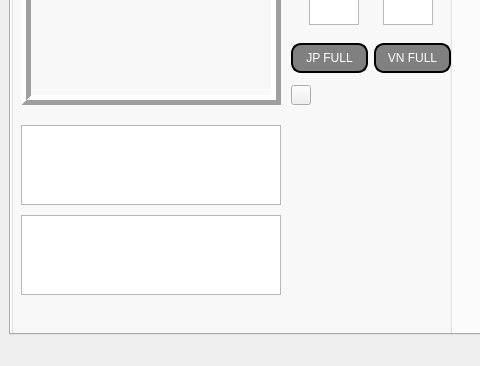
First picture: the form in LV/MelfaModel/guiwindow.ui, repository phucnamjose/Thesis_Nam_Nhi, before the edit; both pictures show x 0 to 480 and y 310 to 676 of the 1197 by 676 pixel window.
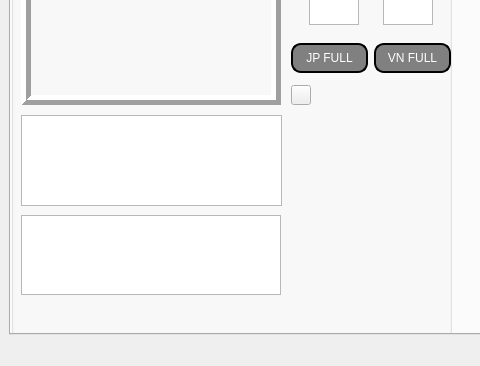
Second picture: the form after the edit. Custom widgets are drawn as their Qt base class.

What changed in the file:
```diff
--- a/LV/MelfaModel/guiwindow.ui
+++ b/LV/MelfaModel/guiwindow.ui
@@ -1299,34 +1299,6 @@
           <string/>
          </property>
         </widget>
-        <widget class="QTextEdit" name="textEdit_Waring">
-         <property name="geometry">
-          <rect>
-           <x>10</x>
-           <y>240</y>
-           <width>260</width>
-           <height>80</height>
-          </rect>
-         </property>
-         <property name="sizePolicy">
-          <sizepolicy hsizetype="Fixed" vsizetype="Fixed">
-           <horstretch>0</horstretch>
-           <verstretch>0</verstretch>
-          </sizepolicy>
-         </property>
-         <property name="minimumSize">
-          <size>
-           <width>0</width>
-           <height>80</height>
-          </size>
-         </property>
-         <property name="maximumSize">
-          <size>
-           <width>260</width>
-           <height>80</height>
-          </size>
-         </property>
-        </widget>
         <widget class="QTextEdit" name="textEdit_Inform">
          <property name="geometry">
           <rect>
@@ -1540,6 +1512,16 @@
           <string/>
          </property>
         </widget>
+        <widget class="QTextEdit" name="textEdit_Waring">
+         <property name="geometry">
+          <rect>
+           <x>10</x>
+           <y>230</y>
+           <width>261</width>
+           <height>91</height>
+          </rect>
+         </property>
+        </widget>
        </widget>
       </widget>
       <widget class="QWidget" name="tab_2">
```
